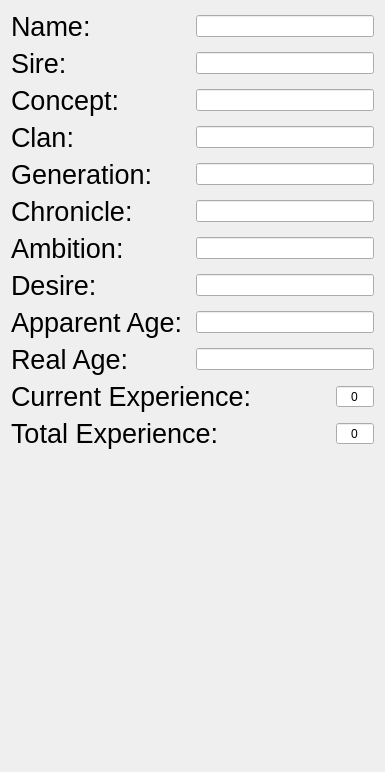
First picture: the form in personaldata.ui, repository Pkow1999/Vampire-The-Masquerade-v5-Character-Sheet-for-Android, before the edit.
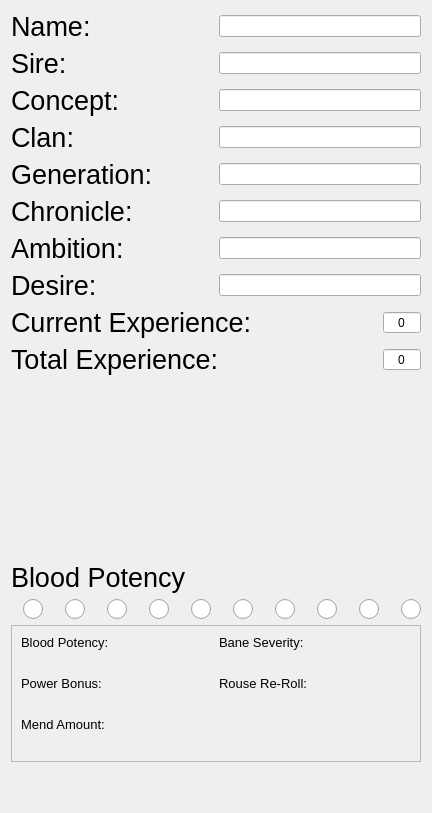
Second picture: the form after the edit. Icons and pictures are not drawn.

Commit message: Completed personaldata

The edit to the form file:
```diff
--- a/personaldata.ui
+++ b/personaldata.ui
@@ -6,8 +6,8 @@
    <rect>
     <x>0</x>
     <y>0</y>
-    <width>385</width>
-    <height>772</height>
+    <width>432</width>
+    <height>813</height>
    </rect>
   </property>
   <property name="sizePolicy">
@@ -30,7 +30,7 @@
 	background-origin: content;
 }</string>
   </property>
-  <layout class="QVBoxLayout" name="verticalLayout">
+  <layout class="QVBoxLayout" name="verticalLayout_2">
    <item>
     <layout class="QHBoxLayout" name="horizontalLayout">
      <item>
@@ -326,76 +326,6 @@
      </item>
     </layout>
    </item>
-   <item>
-    <layout class="QHBoxLayout" name="horizontalLayout_7">
-     <item>
-      <widget class="QLabel" name="apparentAge">
-       <property name="sizePolicy">
-        <sizepolicy hsizetype="MinimumExpanding" vsizetype="Preferred">
-         <horstretch>0</horstretch>
-         <verstretch>0</verstretch>
-        </sizepolicy>
-       </property>
-       <property name="font">
-        <font>
-         <pointsize>20</pointsize>
-        </font>
-       </property>
-       <property name="autoFillBackground">
-        <bool>false</bool>
-       </property>
-       <property name="text">
-        <string>Apparent Age:</string>
-       </property>
-       <property name="alignment">
-        <set>Qt::AlignLeading|Qt::AlignLeft|Qt::AlignVCenter</set>
-       </property>
-      </widget>
-     </item>
-     <item>
-      <widget class="QLineEdit" name="lineEdit_7">
-       <property name="sizePolicy">
-        <sizepolicy hsizetype="Expanding" vsizetype="Fixed">
-         <horstretch>0</horstretch>
-         <verstretch>0</verstretch>
-        </sizepolicy>
-       </property>
-      </widget>
-     </item>
-    </layout>
-   </item>
-   <item>
-    <layout class="QHBoxLayout" name="horizontalLayout_9">
-     <item>
-      <widget class="QLabel" name="RealAge">
-       <property name="sizePolicy">
-        <sizepolicy hsizetype="MinimumExpanding" vsizetype="Preferred">
-         <horstretch>0</horstretch>
-         <verstretch>0</verstretch>
-        </sizepolicy>
-       </property>
-       <property name="font">
-        <font>
-         <pointsize>20</pointsize>
-        </font>
-       </property>
-       <property name="text">
-        <string>Real Age:</string>
-       </property>
-      </widget>
-     </item>
-     <item>
-      <widget class="QLineEdit" name="lineEdit_8">
-       <property name="sizePolicy">
-        <sizepolicy hsizetype="Expanding" vsizetype="Fixed">
-         <horstretch>0</horstretch>
-         <verstretch>0</verstretch>
-        </sizepolicy>
-       </property>
-      </widget>
-     </item>
-    </layout>
-   </item>
    <item>
     <layout class="QHBoxLayout" name="horizontalLayout_8">
      <item>
@@ -490,13 +420,563 @@
      </item>
     </layout>
    </item>
+   <item>
+    <spacer name="verticalSpacer_2">
+     <property name="orientation">
+      <enum>Qt::Vertical</enum>
+     </property>
+     <property name="sizeHint" stdset="0">
+      <size>
+       <width>20</width>
+       <height>40</height>
+      </size>
+     </property>
+    </spacer>
+   </item>
+   <item>
+    <layout class="QVBoxLayout" name="verticalLayout">
+     <item>
+      <widget class="QLabel" name="allExp_2">
+       <property name="sizePolicy">
+        <sizepolicy hsizetype="Preferred" vsizetype="Preferred">
+         <horstretch>0</horstretch>
+         <verstretch>0</verstretch>
+        </sizepolicy>
+       </property>
+       <property name="font">
+        <font>
+         <pointsize>20</pointsize>
+        </font>
+       </property>
+       <property name="autoFillBackground">
+        <bool>false</bool>
+       </property>
+       <property name="text">
+        <string>Blood Potency</string>
+       </property>
+       <property name="alignment">
+        <set>Qt::AlignLeading|Qt::AlignLeft|Qt::AlignVCenter</set>
+       </property>
+      </widget>
+     </item>
+     <item>
+      <layout class="QHBoxLayout" name="StrengthDots">
+       <property name="spacing">
+        <number>10</number>
+       </property>
+       <property name="sizeConstraint">
+        <enum>QLayout::SetDefaultConstraint</enum>
+       </property>
+       <item>
+        <widget class="QRadioButton" name="radioButton">
+         <property name="sizePolicy">
+          <sizepolicy hsizetype="Minimum" vsizetype="Minimum">
+           <horstretch>0</horstretch>
+           <verstretch>0</verstretch>
+          </sizepolicy>
+         </property>
+         <property name="font">
+          <font>
+           <pointsize>14</pointsize>
+          </font>
+         </property>
+         <property name="layoutDirection">
+          <enum>Qt::RightToLeft</enum>
+         </property>
+         <property name="styleSheet">
+          <string notr="true">QRadioButton::indicator{
+
+width: 20px;
+height: 20px;
+}</string>
+         </property>
+         <property name="text">
+          <string/>
+         </property>
+         <property name="autoExclusive">
+          <bool>false</bool>
+         </property>
+         <attribute name="buttonGroup">
+          <string notr="true">bloodPotencyGroup</string>
+         </attribute>
+        </widget>
+       </item>
+       <item>
+        <widget class="QRadioButton" name="radioButton_2">
+         <property name="sizePolicy">
+          <sizepolicy hsizetype="Minimum" vsizetype="Minimum">
+           <horstretch>0</horstretch>
+           <verstretch>0</verstretch>
+          </sizepolicy>
+         </property>
+         <property name="font">
+          <font>
+           <pointsize>14</pointsize>
+          </font>
+         </property>
+         <property name="layoutDirection">
+          <enum>Qt::RightToLeft</enum>
+         </property>
+         <property name="styleSheet">
+          <string notr="true">QRadioButton::indicator{
+
+width: 20px;
+height: 20px;
+}</string>
+         </property>
+         <property name="text">
+          <string/>
+         </property>
+         <property name="autoExclusive">
+          <bool>false</bool>
+         </property>
+         <attribute name="buttonGroup">
+          <string notr="true">bloodPotencyGroup</string>
+         </attribute>
+        </widget>
+       </item>
+       <item>
+        <widget class="QRadioButton" name="radioButton_3">
+         <property name="sizePolicy">
+          <sizepolicy hsizetype="Minimum" vsizetype="Minimum">
+           <horstretch>0</horstretch>
+           <verstretch>0</verstretch>
+          </sizepolicy>
+         </property>
+         <property name="font">
+          <font>
+           <pointsize>14</pointsize>
+          </font>
+         </property>
+         <property name="layoutDirection">
+          <enum>Qt::RightToLeft</enum>
+         </property>
+         <property name="styleSheet">
+          <string notr="true">QRadioButton::indicator{
+
+width: 20px;
+height: 20px;
+}</string>
+         </property>
+         <property name="text">
+          <string/>
+         </property>
+         <property name="autoExclusive">
+          <bool>false</bool>
+         </property>
+         <attribute name="buttonGroup">
+          <string notr="true">bloodPotencyGroup</string>
+         </attribute>
+        </widget>
+       </item>
+       <item>
+        <widget class="QRadioButton" name="radioButton_4">
+         <property name="sizePolicy">
+          <sizepolicy hsizetype="Minimum" vsizetype="Minimum">
+           <horstretch>0</horstretch>
+           <verstretch>0</verstretch>
+          </sizepolicy>
+         </property>
+         <property name="font">
+          <font>
+           <pointsize>14</pointsize>
+          </font>
+         </property>
+         <property name="layoutDirection">
+          <enum>Qt::RightToLeft</enum>
+         </property>
+         <property name="styleSheet">
+          <string notr="true">QRadioButton::indicator{
+
+width: 20px;
+height: 20px;
+}</string>
+         </property>
+         <property name="text">
+          <string/>
+         </property>
+         <property name="autoExclusive">
+          <bool>false</bool>
+         </property>
+         <attribute name="buttonGroup">
+          <string notr="true">bloodPotencyGroup</string>
+         </attribute>
+        </widget>
+       </item>
+       <item>
+        <widget class="QRadioButton" name="radioButton_5">
+         <property name="sizePolicy">
+          <sizepolicy hsizetype="Minimum" vsizetype="Minimum">
+           <horstretch>0</horstretch>
+           <verstretch>0</verstretch>
+          </sizepolicy>
+         </property>
+         <property name="font">
+          <font>
+           <pointsize>14</pointsize>
+          </font>
+         </property>
+         <property name="layoutDirection">
+          <enum>Qt::RightToLeft</enum>
+         </property>
+         <property name="styleSheet">
+          <string notr="true">QRadioButton::indicator{
+
+width: 20px;
+height: 20px;
+}</string>
+         </property>
+         <property name="text">
+          <string/>
+         </property>
+         <property name="autoExclusive">
+          <bool>false</bool>
+         </property>
+         <attribute name="buttonGroup">
+          <string notr="true">bloodPotencyGroup</string>
+         </attribute>
+        </widget>
+       </item>
+       <item>
+        <widget class="QRadioButton" name="radioButton_11">
+         <property name="sizePolicy">
+          <sizepolicy hsizetype="Minimum" vsizetype="Minimum">
+           <horstretch>0</horstretch>
+           <verstretch>0</verstretch>
+          </sizepolicy>
+         </property>
+         <property name="font">
+          <font>
+           <pointsize>14</pointsize>
+          </font>
+         </property>
+         <property name="layoutDirection">
+          <enum>Qt::RightToLeft</enum>
+         </property>
+         <property name="styleSheet">
+          <string notr="true">QRadioButton::indicator{
+
+width: 20px;
+height: 20px;
+}</string>
+         </property>
+         <property name="text">
+          <string/>
+         </property>
+         <property name="autoExclusive">
+          <bool>false</bool>
+         </property>
+         <attribute name="buttonGroup">
+          <string notr="true">bloodPotencyGroup</string>
+         </attribute>
+        </widget>
+       </item>
+       <item>
+        <widget class="QRadioButton" name="radioButton_14">
+         <property name="sizePolicy">
+          <sizepolicy hsizetype="Minimum" vsizetype="Minimum">
+           <horstretch>0</horstretch>
+           <verstretch>0</verstretch>
+          </sizepolicy>
+         </property>
+         <property name="font">
+          <font>
+           <pointsize>14</pointsize>
+          </font>
+         </property>
+         <property name="layoutDirection">
+          <enum>Qt::RightToLeft</enum>
+         </property>
+         <property name="styleSheet">
+          <string notr="true">QRadioButton::indicator{
+
+width: 20px;
+height: 20px;
+}</string>
+         </property>
+         <property name="text">
+          <string/>
+         </property>
+         <property name="autoExclusive">
+          <bool>false</bool>
+         </property>
+         <attribute name="buttonGroup">
+          <string notr="true">bloodPotencyGroup</string>
+         </attribute>
+        </widget>
+       </item>
+       <item>
+        <widget class="QRadioButton" name="radioButton_13">
+         <property name="sizePolicy">
+          <sizepolicy hsizetype="Minimum" vsizetype="Minimum">
+           <horstretch>0</horstretch>
+           <verstretch>0</verstretch>
+          </sizepolicy>
+         </property>
+         <property name="font">
+          <font>
+           <pointsize>14</pointsize>
+          </font>
+         </property>
+         <property name="layoutDirection">
+          <enum>Qt::RightToLeft</enum>
+         </property>
+         <property name="styleSheet">
+          <string notr="true">QRadioButton::indicator{
+
+width: 20px;
+height: 20px;
+}</string>
+         </property>
+         <property name="text">
+          <string/>
+         </property>
+         <property name="autoExclusive">
+          <bool>false</bool>
+         </property>
+         <attribute name="buttonGroup">
+          <string notr="true">bloodPotencyGroup</string>
+         </attribute>
+        </widget>
+       </item>
+       <item>
+        <widget class="QRadioButton" name="radioButton_12">
+         <property name="sizePolicy">
+          <sizepolicy hsizetype="Minimum" vsizetype="Minimum">
+           <horstretch>0</horstretch>
+           <verstretch>0</verstretch>
+          </sizepolicy>
+         </property>
+         <property name="font">
+          <font>
+           <pointsize>14</pointsize>
+          </font>
+         </property>
+         <property name="layoutDirection">
+          <enum>Qt::RightToLeft</enum>
+         </property>
+         <property name="styleSheet">
+          <string notr="true">QRadioButton::indicator{
+
+width: 20px;
+height: 20px;
+}</string>
+         </property>
+         <property name="text">
+          <string/>
+         </property>
+         <property name="autoExclusive">
+          <bool>false</bool>
+         </property>
+         <attribute name="buttonGroup">
+          <string notr="true">bloodPotencyGroup</string>
+         </attribute>
+        </widget>
+       </item>
+       <item>
+        <widget class="QRadioButton" name="radioButton_15">
+         <property name="sizePolicy">
+          <sizepolicy hsizetype="Minimum" vsizetype="Minimum">
+           <horstretch>0</horstretch>
+           <verstretch>0</verstretch>
+          </sizepolicy>
+         </property>
+         <property name="font">
+          <font>
+           <pointsize>14</pointsize>
+          </font>
+         </property>
+         <property name="layoutDirection">
+          <enum>Qt::RightToLeft</enum>
+         </property>
+         <property name="styleSheet">
+          <string notr="true">QRadioButton::indicator{
+
+width: 20px;
+height: 20px;
+}</string>
+         </property>
+         <property name="text">
+          <string/>
+         </property>
+         <property name="autoExclusive">
+          <bool>false</bool>
+         </property>
+         <attribute name="buttonGroup">
+          <string notr="true">bloodPotencyGroup</string>
+         </attribute>
+        </widget>
+       </item>
+      </layout>
+     </item>
+     <item>
+      <widget class="QFrame" name="verticalFrame_12">
+       <property name="frameShape">
+        <enum>QFrame::StyledPanel</enum>
+       </property>
+       <property name="frameShadow">
+        <enum>QFrame::Sunken</enum>
+       </property>
+       <layout class="QVBoxLayout" name="verticalLayout_20">
+        <item>
+         <layout class="QHBoxLayout" name="horizontalLayout_28">
+          <item>
+           <layout class="QVBoxLayout" name="verticalLayout_9">
+            <item>
+             <widget class="QLabel" name="label_9">
+              <property name="font">
+               <font>
+                <pointsize>10</pointsize>
+                <bold>false</bold>
+               </font>
+              </property>
+              <property name="text">
+               <string>Blood Potency:</string>
+              </property>
+              <property name="alignment">
+               <set>Qt::AlignLeading|Qt::AlignLeft|Qt::AlignVCenter</set>
+              </property>
+             </widget>
+            </item>
+            <item>
+             <widget class="QLabel" name="BloodPotency">
+              <property name="text">
+               <string/>
+              </property>
+             </widget>
+            </item>
+           </layout>
+          </item>
+          <item>
+           <layout class="QVBoxLayout" name="verticalLayout_24">
+            <item>
+             <widget class="QLabel" name="label_23">
+              <property name="font">
+               <font>
+                <pointsize>10</pointsize>
+                <bold>false</bold>
+               </font>
+              </property>
+              <property name="text">
+               <string>Bane Severity:</string>
+              </property>
+              <property name="alignment">
+               <set>Qt::AlignLeading|Qt::AlignLeft|Qt::AlignVCenter</set>
+              </property>
+             </widget>
+            </item>
+            <item>
+             <widget class="QLabel" name="BaneSevarity">
+              <property name="text">
+               <string/>
+              </property>
+             </widget>
+            </item>
+           </layout>
+          </item>
+         </layout>
+        </item>
+        <item>
+         <layout class="QHBoxLayout" name="horizontalLayout_29">
+          <item>
+           <layout class="QVBoxLayout" name="verticalLayout_21">
+            <item>
+             <widget class="QLabel" name="label_17">
+              <property name="font">
+               <font>
+                <pointsize>10</pointsize>
+                <bold>false</bold>
+               </font>
+              </property>
+              <property name="text">
+               <string>Power Bonus:</string>
+              </property>
+              <property name="alignment">
+               <set>Qt::AlignLeading|Qt::AlignLeft|Qt::AlignVCenter</set>
+              </property>
+             </widget>
+            </item>
+            <item>
+             <widget class="QLabel" name="PowerBonus">
+              <property name="text">
+               <string/>
+              </property>
+             </widget>
+            </item>
+           </layout>
+          </item>
+          <item>
+           <layout class="QVBoxLayout" name="verticalLayout_22">
+            <item>
+             <widget class="QLabel" name="label_19">
+              <property name="font">
+               <font>
+                <pointsize>10</pointsize>
+                <bold>false</bold>
+               </font>
+              </property>
+              <property name="text">
+               <string>Rouse Re-Roll:</string>
+              </property>
+              <property name="alignment">
+               <set>Qt::AlignLeading|Qt::AlignLeft|Qt::AlignVCenter</set>
+              </property>
+             </widget>
+            </item>
+            <item>
+             <widget class="QLabel" name="RouseReRoll">
+              <property name="text">
+               <string/>
+              </property>
+             </widget>
+            </item>
+           </layout>
+          </item>
+         </layout>
+        </item>
+        <item>
+         <layout class="QHBoxLayout" name="horizontalLayout_30">
+          <item>
+           <layout class="QVBoxLayout" name="verticalLayout_19">
+            <item>
+             <widget class="QLabel" name="label_15">
+              <property name="font">
+               <font>
+                <pointsize>10</pointsize>
+                <bold>false</bold>
+               </font>
+              </property>
+              <property name="text">
+               <string>Mend Amount:</string>
+              </property>
+              <property name="alignment">
+               <set>Qt::AlignLeading|Qt::AlignLeft|Qt::AlignVCenter</set>
+              </property>
+             </widget>
+            </item>
+            <item>
+             <widget class="QLabel" name="MendAmount">
+              <property name="text">
+               <string/>
+              </property>
+             </widget>
+            </item>
+           </layout>
+          </item>
+         </layout>
+        </item>
+       </layout>
+      </widget>
+     </item>
+    </layout>
+   </item>
    <item>
     <spacer name="verticalSpacer">
      <property name="orientation">
       <enum>Qt::Vertical</enum>
      </property>
      <property name="sizeType">
-      <enum>QSizePolicy::Expanding</enum>
+      <enum>QSizePolicy::Preferred</enum>
      </property>
      <property name="sizeHint" stdset="0">
       <size>
```
Left out of the diff: 7 changed lines with no effect on the pictures. The commit also changes 2 other files.
